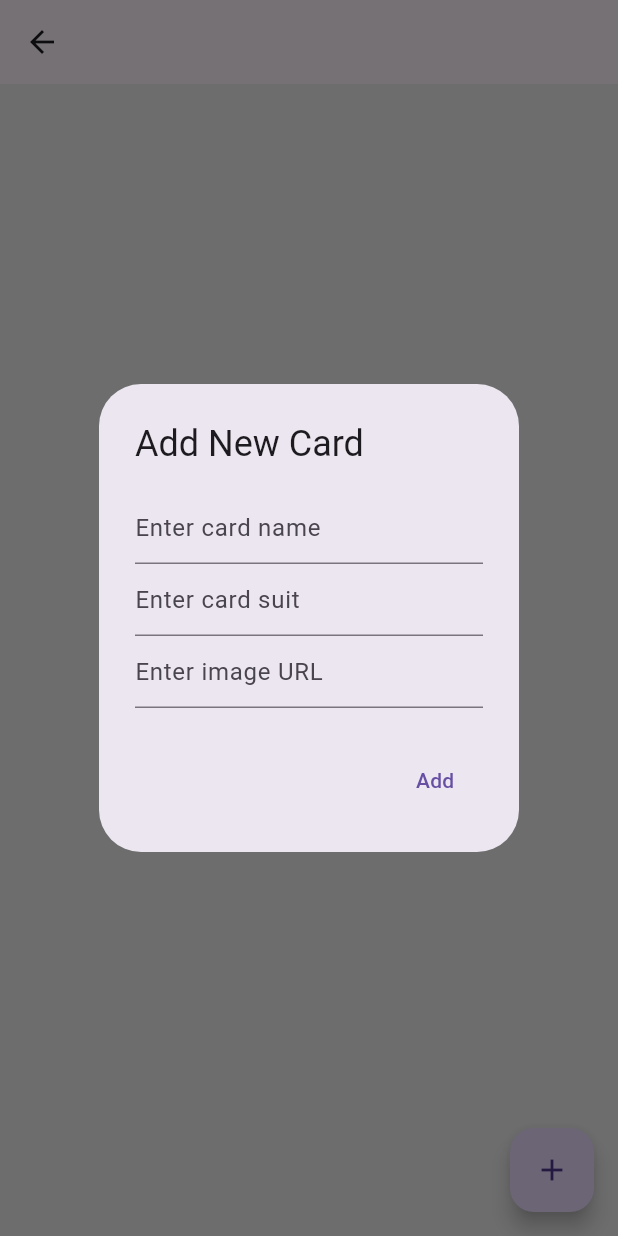
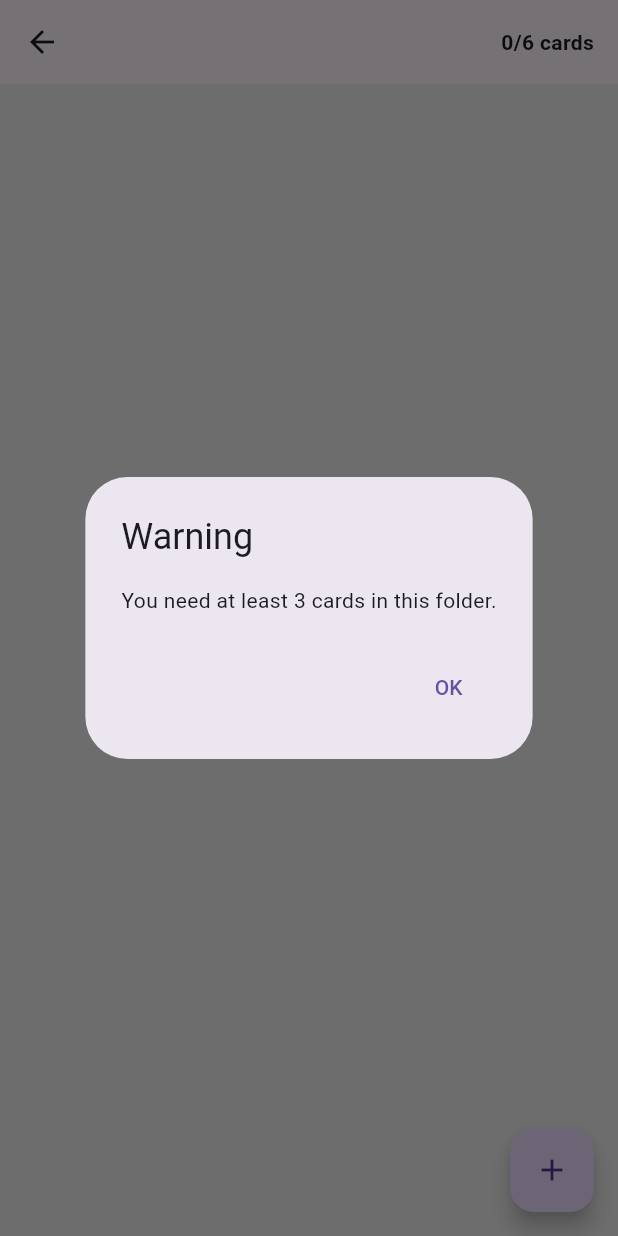
Before and after one commit to nikhilgoud003/Card_organizer, a Flutter app: the CardScreen screen opened directly with empty values, after a tap on the "add" icon, on a phone screen of 412 x 824 dp. Run offline on Flutter 3.47's test engine with Material 3 defaults, Android fonts, the phone set to English and light mode, and no system bars; our stand-ins replace sqflite; accounts and stored records are empty.

Commit message:
Done some final fixes in card and folder screens

```diff
--- a/lib/card_screen.dart
+++ b/lib/card_screen.dart
@@ -14,6 +14,8 @@ class CardScreen extends StatefulWidget {
 
 class _CardScreenState extends State<CardScreen> {
   List<Map<String, dynamic>> _cards = [];
+  bool _isCardLimitReached = false;
+  bool _hasSufficientCards = false;
 
   @override
   void initState() {
@@ -25,10 +27,43 @@ class _CardScreenState extends State<CardScreen> {
     final data = await DatabaseHelper.instance.getCards(widget.folderId);
     setState(() {
       _cards = data;
+      _isCardLimitReached = _cards.length >= 6;
+      _hasSufficientCards = _cards.length >= 3;
     });
   }
 
+  Future<void> _showErrorDialog(String message) async {
+    await showDialog(
+      context: context,
+      builder: (context) {
+        return AlertDialog(
+          title: Text("Warning"),
+          content: Text(message),
+          actions: [
+            TextButton(
+              onPressed: () {
+                Navigator.of(context).pop();
+              },
+              child: Text("OK"),
+            ),
+          ],
+        );
+      },
+    );
+  }
+
+  void _checkCardLimits() {
+    if (!_hasSufficientCards) {
+      _showErrorDialog("You need at least 3 cards in this folder.");
+    }
+  }
+
   Future<void> _addCard() async {
+    if (_isCardLimitReached) {
+      await _showErrorDialog("This folder can only hold 6 cards.");
+      return;
+    }
+
     TextEditingController nameController = TextEditingController();
     TextEditingController suitController = TextEditingController();
     TextEditingController imageUrlController = TextEditingController();
@@ -125,14 +160,36 @@ class _CardScreenState extends State<CardScreen> {
   }
 
   Future<void> _deleteCard(int id) async {
+    if (_cards.length <= 3) {
+      await _showErrorDialog("You need at least 3 cards in this folder.");
+      return;
+    }
+
     await DatabaseHelper.instance.deleteCard(id);
     _loadCards();
   }
 
   @override
   Widget build(BuildContext context) {
+    WidgetsBinding.instance.addPostFrameCallback((_) {
+      _checkCardLimits();
+    });
+
     return Scaffold(
-      appBar: AppBar(title: Text(widget.folderName)),
+      appBar: AppBar(
+        title: Text(widget.folderName),
+        actions: [
+          Center(
+            child: Padding(
+              padding: const EdgeInsets.only(right: 16.0),
+              child: Text(
+                "${_cards.length}/6 cards",
+                style: TextStyle(fontWeight: FontWeight.bold),
+              ),
+            ),
+          ),
+        ],
+      ),
       body: ListView.builder(
         padding: EdgeInsets.all(10),
         itemCount: _cards.length,
@@ -169,6 +226,7 @@ class _CardScreenState extends State<CardScreen> {
       ),
       floatingActionButton: FloatingActionButton(
         onPressed: _addCard,
+        backgroundColor: _isCardLimitReached ? Colors.grey : null,
         child: Icon(Icons.add),
       ),
     );
--- a/lib/folder_screen.dart
+++ b/lib/folder_screen.dart
@@ -1,5 +1,6 @@
 import 'package:flutter/material.dart';
 import 'db_helper.dart';
+import 'card_screen.dart';
 
 class FolderScreen extends StatefulWidget {
   const FolderScreen({super.key});
@@ -74,7 +75,15 @@ class _FolderScreenState extends State<FolderScreen> {
         itemBuilder: (context, index) {
           return GestureDetector(
             onTap: () {
-              // Navigation will be added in next commit
+              Navigator.push(
+                context,
+                MaterialPageRoute(
+                  builder: (context) => CardScreen(
+                    folderId: _folders[index]['id'],
+                    folderName: _folders[index]['name'],
+                  ),
+                ),
+              );
             },
             child: Card(
               color: const Color.fromARGB(255, 24, 24, 24),
```
Also changed, not shown: 1 other file.
